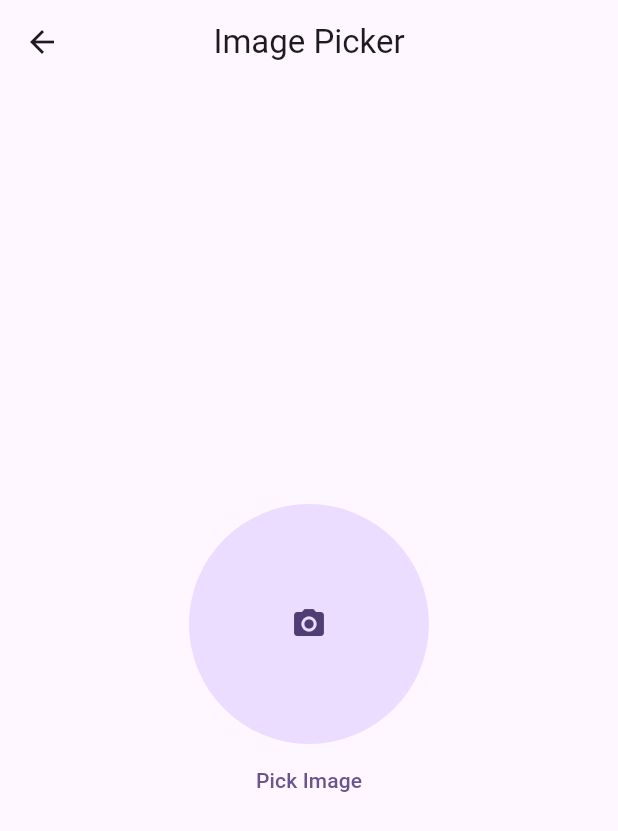
After one commit to FahadMehboob/getx_practice, a Flutter app: the screen it shows after launch, after a tap on "Getx Image Picker", on a phone screen of 412 x 824 dp. The commit adds this screen. Shown: the top 831 px of the screen. Run offline on Flutter 3.47's test engine with Material 3 defaults, Android fonts, the phone set to English and light mode, and no system bars; our stand-ins replace get, image_picker.

Commit message:
practice projects for getx statemanagement and getx utils

```diff
--- /dev/null
+++ b/lib/ImagePicker/image_picker.dart
@@ -0,0 +1,49 @@
+import 'dart:io';
+
+import 'package:flutter/material.dart';
+import 'package:get/get.dart';
+import 'package:getx_practice/ImagePicker/image_picker_controller.dart';
+
+class ImagePickerScreen extends StatefulWidget {
+  const ImagePickerScreen({super.key});
+
+  @override
+  State<ImagePickerScreen> createState() => _ImagePickerState();
+}
+
+class _ImagePickerState extends State<ImagePickerScreen> {
+  final ImagePickerController controller = Get.put(ImagePickerController());
+  @override
+  Widget build(BuildContext context) {
+    return Scaffold(
+      appBar: AppBar(
+        centerTitle: true,
+        title: const Text("Image Picker"),
+      ),
+      body: Obx(() {
+        return Center(
+          child: Column(
+            mainAxisAlignment: MainAxisAlignment.center,
+            crossAxisAlignment: CrossAxisAlignment.center,
+            children: [
+              CircleAvatar(
+                radius: 80,
+                backgroundImage: controller.imagePath.isNotEmpty
+                    ? FileImage(File(controller.imagePath.toString()))
+                    : null,
+                child: controller.imagePath.isNotEmpty
+                    ? null
+                    : const Icon(Icons.camera_alt),
+              ),
+              TextButton(
+                  onPressed: () {
+                    controller.getImage();
+                  },
+                  child: Text("Pick Image")),
+            ],
+          ),
+        );
+      }),
+    );
+  }
+}
--- /dev/null
+++ b/lib/ImagePicker/image_picker_controller.dart
@@ -0,0 +1,14 @@
+import 'package:get/get.dart';
+import 'package:image_picker/image_picker.dart';
+
+class ImagePickerController extends GetxController {
+  RxString imagePath = ''.obs;
+  Future<void> getImage() async {
+    final ImagePicker _picker = ImagePicker();
+    final image = await _picker.pickImage(source: ImageSource.camera);
+
+    if (image != null) {
+      imagePath.value = image.path.toString();
+    }
+  }
+}
--- a/lib/home_screen.dart
+++ b/lib/home_screen.dart
@@ -1,9 +1,12 @@
 import 'package:flutter/material.dart';
 import 'package:get/get.dart';
+import 'package:getx_practice/ImagePicker/image_picker.dart';
 import 'package:getx_practice/counterApp/counter_app.dart';
 import 'package:getx_practice/example_three/example_three.dart';
 import 'package:getx_practice/example_two/example_two.dart';
 import 'package:getx_practice/screens/screen_one.dart';
+
+import 'favouriteApp/favourite_app.dart';
 
 class HomeScreen extends StatefulWidget {
   const HomeScreen({super.key});
@@ -69,7 +72,7 @@ class _HomeScreenState extends State<HomeScreen> {
           Card(
             child: ListTile(
               onTap: () {
-                Get.to(() => ScreenOne());
+                Get.to(() => const ScreenOne());
               },
               title: const Text("Getx Go to One Screen"),
               subtitle: const Text("Gext One Screen"),
@@ -87,7 +90,7 @@ class _HomeScreenState extends State<HomeScreen> {
           Card(
             child: ListTile(
               onTap: () {
-                Get.to(() => ExampleTwo());
+                Get.to(() => const ExampleTwo());
               },
               title: const Text("Getx Example Two"),
               subtitle: const Text("Gext Example Two"),
@@ -96,10 +99,28 @@ class _HomeScreenState extends State<HomeScreen> {
           Card(
             child: ListTile(
               onTap: () {
-                Get.to(() => ExampleThree());
+                Get.to(() => const ExampleThree());
               },
               title: const Text("Getx Example Three"),
               subtitle: const Text("Gext Example Three"),
+            ),
+          ),
+          Card(
+            child: ListTile(
+              onTap: () {
+                Get.to(() => const FavouriteApp());
+              },
+              title: const Text("Getx Favourite App"),
+              subtitle: const Text("Gext Favourite App"),
+            ),
+          ),
+          Card(
+            child: ListTile(
+              onTap: () {
+                Get.to(() => const ImagePickerScreen());
+              },
+              title: const Text("Getx Image Picker"),
+              subtitle: const Text("Gext Image Picker"),
             ),
           ),
         ],
--- a/lib/screens/screen_one.dart
+++ b/lib/screens/screen_one.dart
@@ -1,5 +1,4 @@
 import 'package:flutter/material.dart';
-import 'package:get/get.dart';
 
 class ScreenOne extends StatelessWidget {
   const ScreenOne({super.key});
--- a/pubspec.yaml
+++ b/pubspec.yaml
@@ -36,6 +36,7 @@ dependencies:
   # Use with the CupertinoIcons class for iOS style icons.
   cupertino_icons: ^1.0.8
   get: ^4.7.2
+  image_picker: ^1.1.2
 
 dev_dependencies:
   flutter_test:
```
Also changed, not shown: lib/favouriteApp/favourite_app.dart (added, +48 -0 lines), lib/favouriteApp/favourite_app_controller.dart (added, +14 -0 lines), pubspec.lock, 7 other files.
